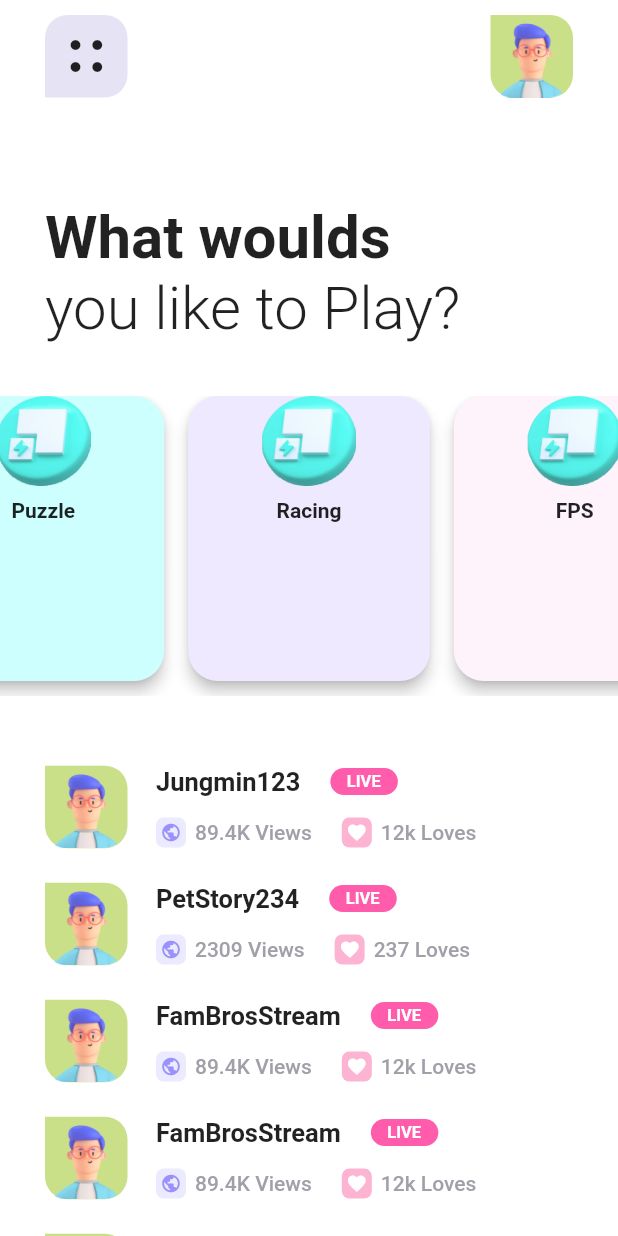
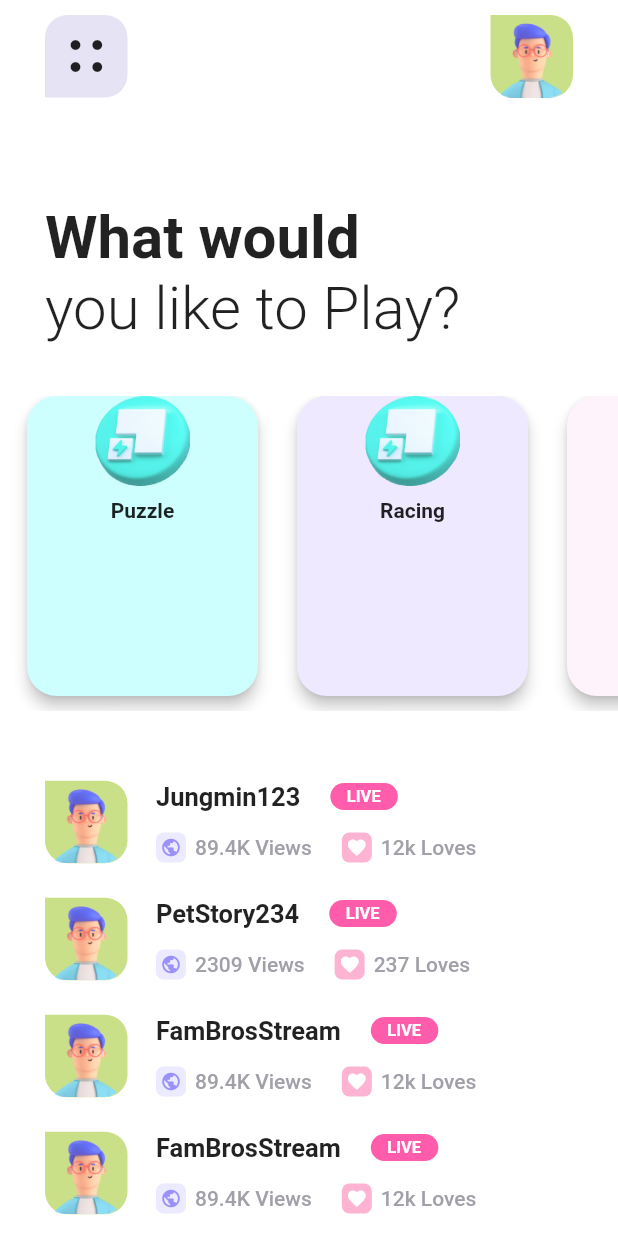
Before and after one commit to hipsterreed/portfolio, a Flutter app: the screen it shows after launch, on a phone screen of 412 x 824 dp. Run offline on Flutter 3.47's test engine with Material 2 defaults, Android fonts, the phone set to English and light mode, and no system bars.

Commit message:
game categories is now a horizontal list view

```diff
--- a/lib/pages/dribbble_implementations/game_streaming_app/game_streaming_app_page.dart
+++ b/lib/pages/dribbble_implementations/game_streaming_app/game_streaming_app_page.dart
@@ -15,7 +15,7 @@ class _GameStreamingAppState extends State<GameStreamingApp> {
   @override
   void initState() {
     super.initState();
-    pageController = PageController(initialPage: 1, keepPage: true, viewportFraction: 0.43);
+    pageController = PageController(initialPage: 0, keepPage: true, viewportFraction: 0.43);
     pageController.addListener(() {
       setState(() => pageOffset = pageController.page);
     });
@@ -114,7 +114,7 @@ class _GameStreamingAppState extends State<GameStreamingApp> {
     return Column(
       crossAxisAlignment: CrossAxisAlignment.stretch,
       children: [
-        Text('What woulds', style: TextStyle(fontSize: 40.0, fontWeight: FontWeight.bold)),
+        Text('What would', style: TextStyle(fontSize: 40.0, fontWeight: FontWeight.bold)),
         Text('you like to Play?', style: TextStyle(fontSize: 40.0, fontWeight: FontWeight.w300)),
       ],
     );
@@ -129,18 +129,34 @@ class _GameStreamingAppState extends State<GameStreamingApp> {
       {'name': 'Racing', 'color': Color(0xffeee9ff), 'imagePath': 'assets/images/power_teal.png'},
       {'name': 'FPS', 'color': Color(0xfffef2fb), 'imagePath': 'assets/images/power_teal.png'},
       {'name': 'FPS', 'color': Color(0xfffef2fb), 'imagePath': 'assets/images/power_teal.png'},
+      {'name': 'FPS', 'color': Color(0xfffef2fb), 'imagePath': 'assets/images/power_teal.png'},
+      {'name': 'FPS', 'color': Color(0xfffef2fb), 'imagePath': 'assets/images/power_teal.png'},
+      {'name': 'FPS', 'color': Color(0xfffef2fb), 'imagePath': 'assets/images/power_teal.png'},
+      {'name': 'FPS', 'color': Color(0xfffef2fb), 'imagePath': 'assets/images/power_teal.png'},
+      {'name': 'FPS', 'color': Color(0xfffef2fb), 'imagePath': 'assets/images/power_teal.png'},
     ];
-    return SizedBox(
-      height: 200.0,
-      child: PageView(
-        controller: pageController,
-        children: games.map((game) => _buildGameCard(game)).toList(),
-      ),
+
+    return Carousel(
+      height: 210,
+      items: games,
+      builderFunction: (context, item) {
+        return _buildGameCard(item);
+      },
     );
+
+    // return SizedBox(
+    //   height: 220.0,
+    //   child: PageView(
+    //     controller: pageController,
+    //     children: games.map((game) => _buildGameCard(game)).toList(),
+    //   ),
+    // );
   }
 
   Widget _buildGameCard(Map<String, dynamic> game) {
-    return Card(
+    return Container(
+      width: 170.0,
+      child: Card(
         color: game['color'],
         margin: EdgeInsets.only(left: 8, right: 8, bottom: 10),
         elevation: 4,
@@ -155,6 +171,7 @@ class _GameStreamingAppState extends State<GameStreamingApp> {
               style: TextStyle(fontWeight: FontWeight.bold),
             )),
           ],
+        ),
       ),
     );
   }
@@ -272,3 +289,49 @@ class _GameStreamingAppState extends State<GameStreamingApp> {
   }
   /* END LIVE CHANNEL LIST WIDGET */
 }
+
+class Carousel extends StatelessWidget {
+  Carousel({
+    Key key,
+    @required this.items,
+    @required this.builderFunction,
+    @required this.height,
+    this.dividerIndent = 10,
+  }) : super(key: key);
+
+  final List<dynamic> items;
+  final double dividerIndent;
+
+  final Function(BuildContext context, dynamic item) builderFunction;
+
+  final double height;
+
+  @override
+  Widget build(BuildContext context) {
+    return Container(
+      height: height,
+      child: ListView.separated(
+          physics: PageScrollPhysics(),
+          separatorBuilder: (context, index) => Divider(
+                indent: dividerIndent,
+              ),
+          scrollDirection: Axis.horizontal,
+          itemCount: items.length,
+          itemBuilder: (context, index) {
+            Widget item = builderFunction(context, items[index]);
+            if (index == 0) {
+              return Padding(
+                child: item,
+                padding: EdgeInsets.only(left: dividerIndent),
+              );
+            } else if (index == items.length - 1) {
+              return Padding(
+                child: item,
+                padding: EdgeInsets.only(right: dividerIndent),
+              );
+            }
+            return item;
+          }),
+    );
+  }
+}
```
Lines whose indentation alone changed are shown as unchanged.
